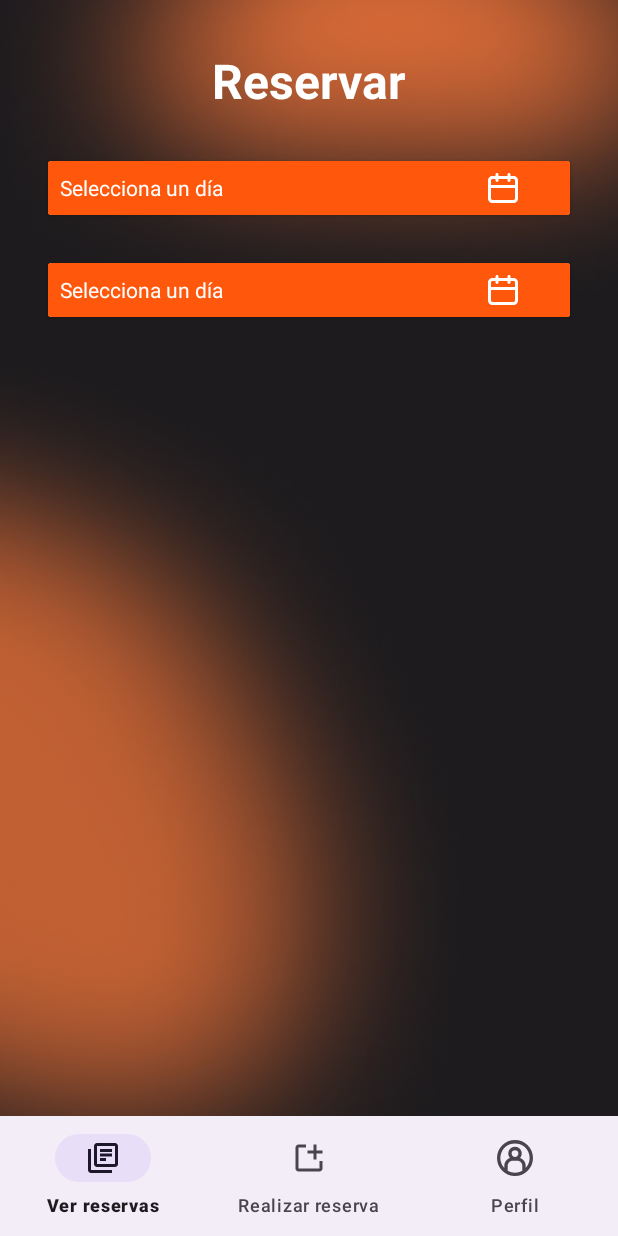
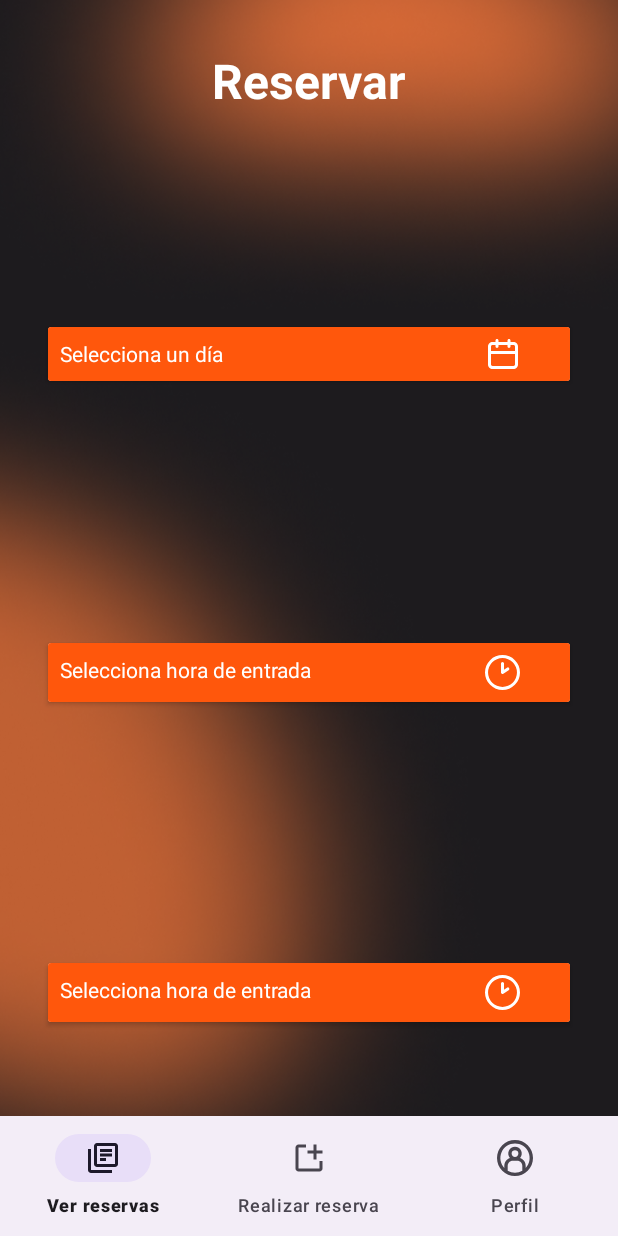
Before and after one commit to egoitz-ehu/ParkingELadron, an Android app: the CrearFragment screen opened through its navigation route, on a phone screen of 412 x 824 dp. Run offline under Robolectric (Android 15) with nearby library versions, the phone set to English and light mode, and no system bars; our stand-ins replace navigation-ui.

Commit message:
Selector de hora de salida y entrada.

```diff
--- a/app/src/main/java/com/lksnext/ParkingELadron/viewmodel/CrearViewModel.java
+++ b/app/src/main/java/com/lksnext/ParkingELadron/viewmodel/CrearViewModel.java
@@ -11,6 +11,10 @@ import java.util.Date;
 public class CrearViewModel extends ViewModel {
     MutableLiveData<Date> date = new MutableLiveData<Date>();
 
+    MutableLiveData<String> horaInicio = new MutableLiveData<String>();
+
+    MutableLiveData<String> horaFin = new MutableLiveData<String>();
+
     public LiveData<Date> getDate() {
         return date;
     }
@@ -18,4 +22,20 @@ public class CrearViewModel extends ViewModel {
     public void setDate(Date d) {
         this.date.setValue(d);
     }
+
+    public LiveData<String> getHoraInicio() {
+        return horaInicio;
+    }
+
+    public void setHoraInicio(String horaInicio) {
+        this.horaInicio.setValue(horaInicio);
+    }
+
+    public LiveData<String> getHoraFin() {
+        return horaFin;
+    }
+
+    public void setHoraFin(String horaFin) {
+        this.horaFin.setValue(horaFin);
+    }
 }
--- /dev/null
+++ b/app/src/main/res/drawable/selecthora.xml
@@ -0,0 +1,13 @@
+<vector xmlns:android="http://schemas.android.com/apk/res/android"
+    android:width="23dp"
+    android:height="23dp"
+    android:viewportWidth="23"
+    android:viewportHeight="23">
+  <path
+      android:pathData="M15,9.167L11.5,11.5V5.667M1,11.5C1,12.879 1.272,14.244 1.799,15.518C2.327,16.792 3.1,17.95 4.075,18.925C5.05,19.9 6.208,20.673 7.482,21.201C8.756,21.728 10.121,22 11.5,22C12.879,22 14.244,21.728 15.518,21.201C16.792,20.673 17.95,19.9 18.925,18.925C19.9,17.95 20.673,16.792 21.201,15.518C21.728,14.244 22,12.879 22,11.5C22,10.121 21.728,8.756 21.201,7.482C20.673,6.208 19.9,5.05 18.925,4.075C17.95,3.1 16.792,2.327 15.518,1.799C14.244,1.272 12.879,1 11.5,1C10.121,1 8.756,1.272 7.482,1.799C6.208,2.327 5.05,3.1 4.075,4.075C3.1,5.05 2.327,6.208 1.799,7.482C1.272,8.756 1,10.121 1,11.5Z"
+      android:strokeLineJoin="round"
+      android:strokeWidth="2"
+      android:fillColor="#00000000"
+      android:strokeColor="#ffffff"
+      android:strokeLineCap="round"/>
+</vector>
--- a/app/src/main/res/layout/fragment_crear.xml
+++ b/app/src/main/res/layout/fragment_crear.xml
@@ -28,6 +28,7 @@
         app:layout_constraintStart_toStartOf="parent"
         app:layout_constraintEnd_toEndOf="parent"
         android:layout_margin="32dp"
+        app:layout_constraintBottom_toTopOf="@+id/cvHoraInicio"
         >
         <LinearLayout
             android:layout_width="match_parent"
@@ -61,23 +62,56 @@
         app:layout_constraintStart_toStartOf="parent"
         app:layout_constraintEnd_toEndOf="parent"
         android:layout_margin="32dp"
-        >
+        app:layout_constraintBottom_toTopOf="@+id/cvHoraSalida">
         <LinearLayout
             android:layout_width="match_parent"
             android:layout_height="match_parent"
             android:background="@color/mainOrange"
             android:padding="8dp">
             <TextView
-                android:id="@+id/tvHora"
+                android:id="@+id/tvHoraInicio"
                 android:layout_width="0dp"
                 android:layout_height="match_parent"
-                android:text="@string/crear_selectDia"
+                android:text="@string/crear_selectHoraEntrada"
                 android:textColor="@color/white"
                 android:layout_weight="7"/>
             <ImageButton
                 android:layout_width="0dp"
                 android:layout_height="wrap_content"
-                android:src="@drawable/selectdia"
+                android:src="@drawable/selecthora"
+                android:background="@android:color/transparent"
+                android:layout_weight="2"
+                android:focusable="false"
+                android:clickable="false"
+                />
+        </LinearLayout>
+    </androidx.cardview.widget.CardView>
+
+    <androidx.cardview.widget.CardView
+        android:id="@+id/cvHoraSalida"
+        android:layout_width="match_parent"
+        android:layout_height="wrap_content"
+        app:layout_constraintTop_toBottomOf="@+id/cvHoraInicio"
+        app:layout_constraintStart_toStartOf="parent"
+        app:layout_constraintEnd_toEndOf="parent"
+        android:layout_margin="32dp"
+        app:layout_constraintBottom_toBottomOf="parent">
+        <LinearLayout
+            android:layout_width="match_parent"
+            android:layout_height="match_parent"
+            android:background="@color/mainOrange"
+            android:padding="8dp">
+            <TextView
+                android:id="@+id/tvHoraSalida"
+                android:layout_width="0dp"
+                android:layout_height="match_parent"
+                android:text="@string/crear_selectHoraEntrada"
+                android:textColor="@color/white"
+                android:layout_weight="7"/>
+            <ImageButton
+                android:layout_width="0dp"
+                android:layout_height="wrap_content"
+                android:src="@drawable/selecthora"
                 android:background="@android:color/transparent"
                 android:layout_weight="2"
                 android:focusable="false"
--- a/app/src/main/res/values/strings.xml
+++ b/app/src/main/res/values/strings.xml
@@ -24,6 +24,7 @@
 
     <string name="title_crear">Reservar</string>
     <string name="crear_selectDia">Selecciona un día</string>
+    <string name="crear_selectHoraEntrada">Selecciona hora de entrada</string>
 
     <string name="var_see">Ver reservas</string>
     <string name="var_create">Realizar reserva</string>
```
Also changed, not shown: app/src/main/java/com/lksnext/ParkingELadron/view/fragment/CrearFragment.java (+61 -3 lines).
